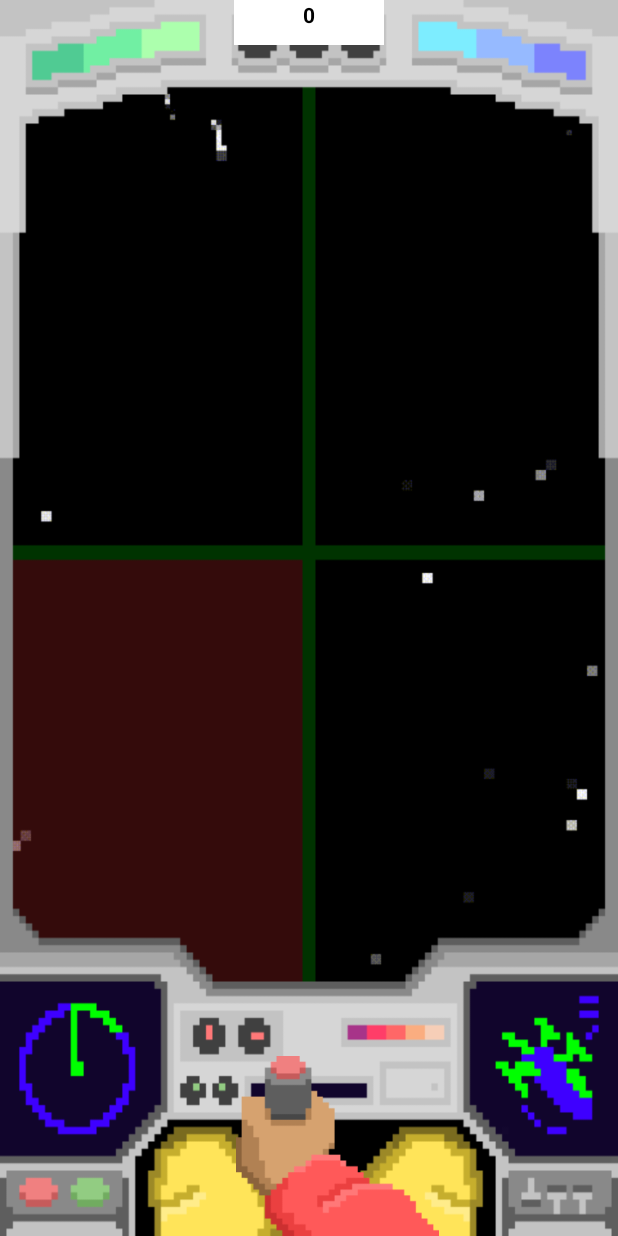
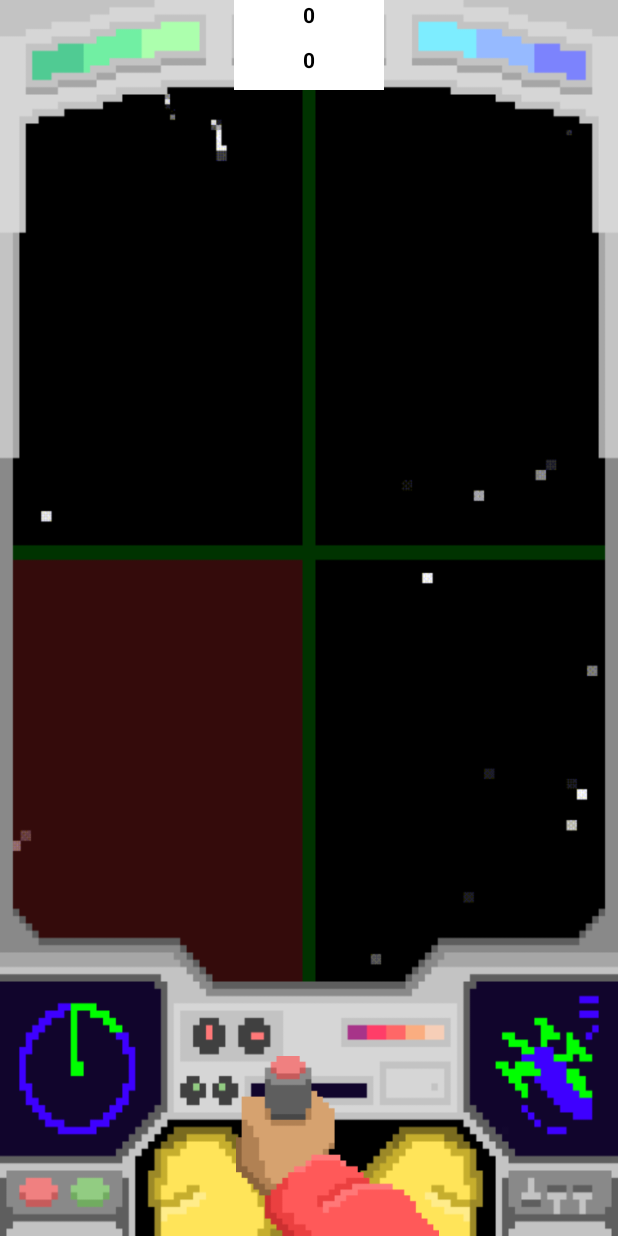
Before and after one commit to rileyuy/MOBDEVE_MP, an Android app: the screen it shows after launch (GameActivity), on a phone screen of 412 x 824 dp. Run offline under Robolectric (Android 15) with nearby library versions, the phone set to English and light mode, and no system bars; our stand-ins replace Firebase (no records; nobody signed in at launch, a user with empty details on screens opened directly).

Commit message:
Attempting to add audio input

```diff
--- a/app/src/main/AndroidManifest.xml
+++ b/app/src/main/AndroidManifest.xml
@@ -5,6 +5,7 @@
     <uses-feature android:name="android.hardware.sensor.accelerometer" android:required="true"/>
     <uses-feature android:name="android.hardware.sensor.gyroscope" android:required="true"/>
     <uses-permission android:name="android.permission.RECORD_AUDIO" />
+    <uses-permission android:name="android.permission.WRITE_EXTERNAL_STORAGE" />
 
     <application
         android:allowBackup="true"
--- a/app/src/main/java/com/uy/esquivel/mobdeve_mp/GameActivity.java
+++ b/app/src/main/java/com/uy/esquivel/mobdeve_mp/GameActivity.java
@@ -77,7 +77,7 @@ public class GameActivity extends AppCompatActivity {
         binding = ActivityGameBinding.inflate(getLayoutInflater());
         View view = binding.getRoot();
         setContentView(view);
-
+        mStatusView = findViewById(R.id.tv_showDecibels);
         ImageView grid = findViewById(R.id.iv_grid);
         ImageView shp = findViewById(R.id.iv_ship);
         ImageView spacebg = findViewById(R.id.iv_spacebg);
--- a/app/src/main/res/layout/activity_game.xml
+++ b/app/src/main/res/layout/activity_game.xml
@@ -140,4 +140,18 @@
             app:layout_constraintLeft_toLeftOf="parent"
             app:layout_constraintRight_toRightOf="parent" />
 
+    <TextView
+        android:id="@+id/tv_showDecibels"
+        android:layout_width="100dp"
+        android:layout_height="30dp"
+        android:text="0"
+        android:textColor="@color/black"
+        android:textStyle="bold"
+        android:textAlignment="center"
+        android:textAllCaps="true"
+        android:background="@color/white"
+        app:layout_constraintTop_toBottomOf="@id/tv_showScore"
+        app:layout_constraintLeft_toLeftOf="parent"
+        app:layout_constraintRight_toRightOf="parent" />
+
 </androidx.constraintlayout.widget.ConstraintLayout>
```
